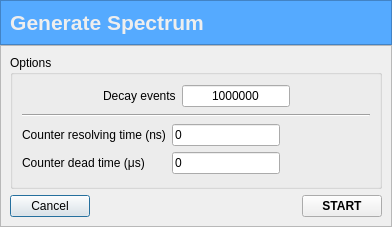
The window that UI/DEC/generatespectrumdialog.ui (ziemastz/DES_v2) describes before a commit, drawn with Qt 5.
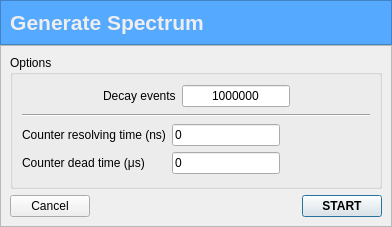
The same window after the commit. Icons and pictures are not drawn.

Diff of the .ui file:
```diff
--- a/UI/DEC/generatespectrumdialog.ui
+++ b/UI/DEC/generatespectrumdialog.ui
@@ -215,6 +215,9 @@
            <iconset resource="resources.qrc">
             <normaloff>:/Images/cancel.png</normaloff>:/Images/cancel.png</iconset>
           </property>
+          <property name="autoDefault">
+           <bool>false</bool>
+          </property>
          </widget>
         </item>
         <item>
```
